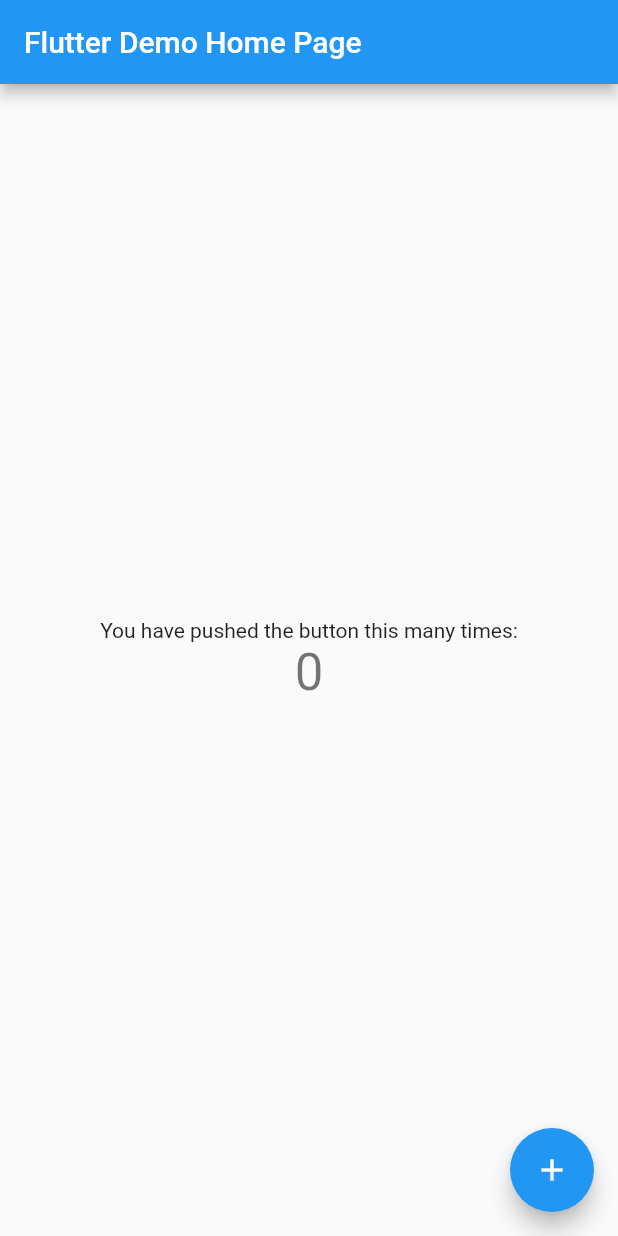
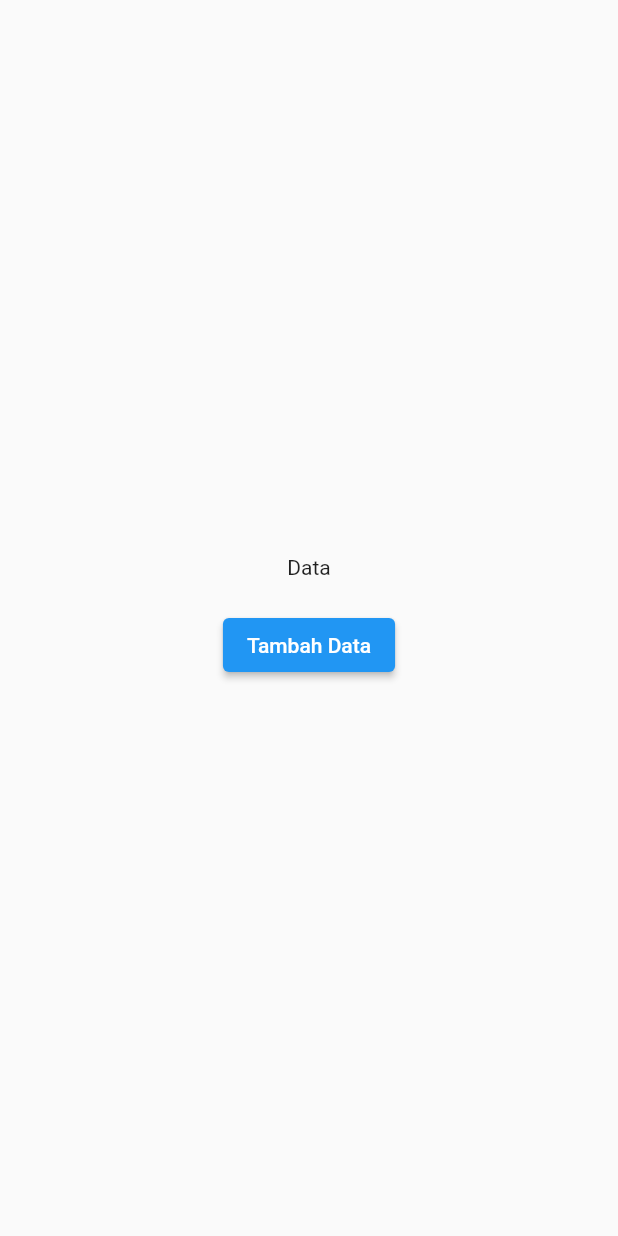
Before and after one commit to fahiem152/crud_flutter_firebase, a Flutter app: the screen it shows after launch, on a phone screen of 412 x 824 dp. Run offline on Flutter 3.47's test engine with Material 2 defaults, Android fonts, the phone set to English and light mode, and no system bars; our stand-ins replace firebase_core; accounts and stored records are empty.

Commit message:
konfigurasi-flutter-firabse-lanjutan

```diff
--- a/lib/main.dart
+++ b/lib/main.dart
@@ -1,115 +1,50 @@
+import 'package:firebase_core/firebase_core.dart';
 import 'package:flutter/material.dart';
 
-void main() {
+Future<void> main() async {
+  WidgetsFlutterBinding.ensureInitialized();
+  await Firebase.initializeApp();
   runApp(const MyApp());
 }
 
 class MyApp extends StatelessWidget {
   const MyApp({super.key});
 
-  // This widget is the root of your application.
   @override
   Widget build(BuildContext context) {
-    return MaterialApp(
-      title: 'Flutter Demo',
-      theme: ThemeData(
-        // This is the theme of your application.
-        //
-        // Try running your application with "flutter run". You'll see the
-        // application has a blue toolbar. Then, without quitting the app, try
-        // changing the primarySwatch below to Colors.green and then invoke
-        // "hot reload" (press "r" in the console where you ran "flutter run",
-        // or simply save your changes to "hot reload" in a Flutter IDE).
-        // Notice that the counter didn't reset back to zero; the application
-        // is not restarted.
-        primarySwatch: Colors.blue,
-      ),
-      home: const MyHomePage(title: 'Flutter Demo Home Page'),
+    return const MaterialApp(
+      home: MyHomePage(),
     );
   }
 }
 
 class MyHomePage extends StatefulWidget {
-  const MyHomePage({super.key, required this.title});
-
-  // This widget is the home page of your application. It is stateful, meaning
-  // that it has a State object (defined below) that contains fields that affect
-  // how it looks.
-
-  // This class is the configuration for the state. It holds the values (in this
-  // case the title) provided by the parent (in this case the App widget) and
-  // used by the build method of the State. Fields in a Widget subclass are
-  // always marked "final".
-
-  final String title;
+  const MyHomePage({super.key});
 
   @override
   State<MyHomePage> createState() => _MyHomePageState();
 }
 
 class _MyHomePageState extends State<MyHomePage> {
-  int _counter = 0;
-
-  void _incrementCounter() {
-    setState(() {
-      // This call to setState tells the Flutter framework that something has
-      // changed in this State, which causes it to rerun the build method below
-      // so that the display can reflect the updated values. If we changed
-      // _counter without calling setState(), then the build method would not be
-      // called again, and so nothing would appear to happen.
-      _counter++;
-    });
-  }
-
   @override
   Widget build(BuildContext context) {
-    // This method is rerun every time setState is called, for instance as done
-    // by the _incrementCounter method above.
-    //
-    // The Flutter framework has been optimized to make rerunning build methods
-    // fast, so that you can just rebuild anything that needs updating rather
-    // than having to individually change instances of widgets.
     return Scaffold(
-      appBar: AppBar(
-        // Here we take the value from the MyHomePage object that was created by
-        // the App.build method, and use it to set our appbar title.
-        title: Text(widget.title),
-      ),
-      body: Center(
-        // Center is a layout widget. It takes a single child and positions it
-        // in the middle of the parent.
+      body: SizedBox(
+        width: double.infinity,
         child: Column(
-          // Column is also a layout widget. It takes a list of children and
-          // arranges them vertically. By default, it sizes itself to fit its
-          // children horizontally, and tries to be as tall as its parent.
-          //
-          // Invoke "debug painting" (press "p" in the console, choose the
-          // "Toggle Debug Paint" action from the Flutter Inspector in Android
-          // Studio, or the "Toggle Debug Paint" command in Visual Studio Code)
-          // to see the wireframe for each widget.
-          //
-          // Column has various properties to control how it sizes itself and
-          // how it positions its children. Here we use mainAxisAlignment to
-          // center the children vertically; the main axis here is the vertical
-          // axis because Columns are vertical (the cross axis would be
-          // horizontal).
           mainAxisAlignment: MainAxisAlignment.center,
-          children: <Widget>[
-            const Text(
-              'You have pushed the button this many times:',
+          children: [
+            const Text("Data"),
+            const SizedBox(
+              height: 20,
             ),
-            Text(
-              '$_counter',
-              style: Theme.of(context).textTheme.headline4,
-            ),
+            ElevatedButton(
+              onPressed: () {},
+              child: const Text("Tambah Data"),
+            )
           ],
         ),
       ),
-      floatingActionButton: FloatingActionButton(
-        onPressed: _incrementCounter,
-        tooltip: 'Increment',
-        child: const Icon(Icons.add),
-      ), // This trailing comma makes auto-formatting nicer for build methods.
     );
   }
 }
--- a/pubspec.yaml
+++ b/pubspec.yaml
@@ -36,7 +36,8 @@ dependencies:
   # The following adds the Cupertino Icons font to your application.
   # Use with the CupertinoIcons class for iOS style icons.
   cupertino_icons: ^1.0.2
-  firebase_database: ^10.0.9
+  cloud_firestore: ^4.3.1
+  firebase_core: ^2.4.1
 
 dev_dependencies:
   flutter_test:
```
Also changed, not shown: pubspec.lock, 2 other files.
